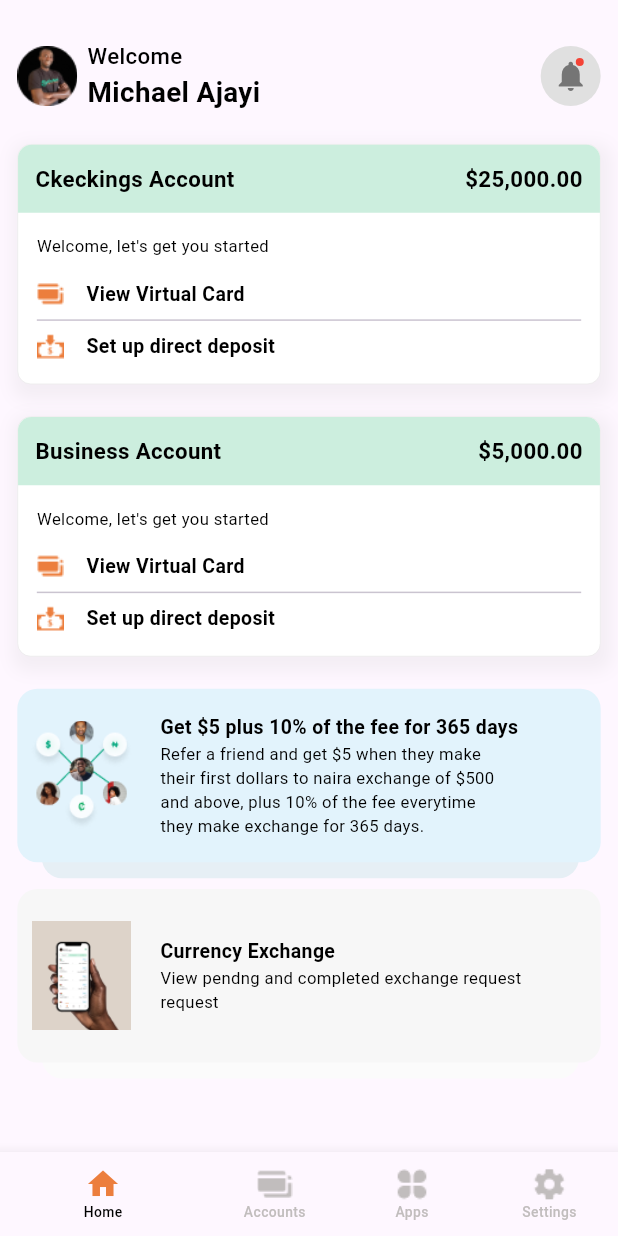
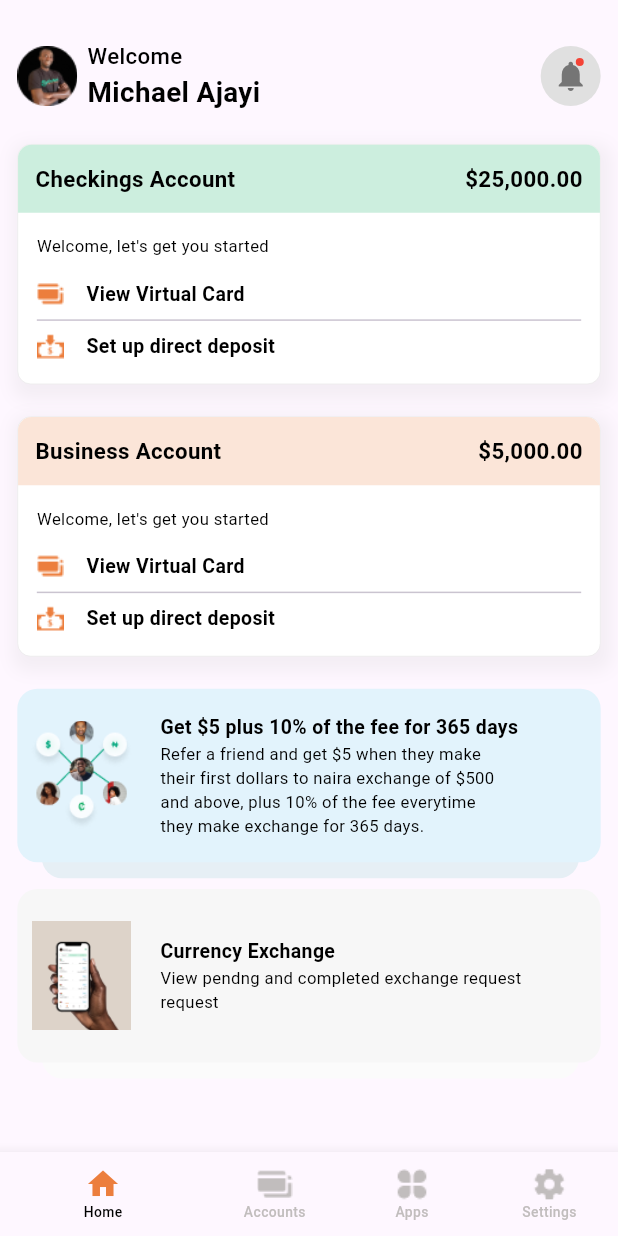
Before and after one commit to Lekki369/traderx, a Flutter app: the HomePage screen opened directly, on a phone screen of 412 x 824 dp. Run offline on Flutter 3.47's test engine with Material 2 defaults, Android fonts, the phone set to English and light mode, and no system bars; our stand-ins replace country_code_picker, flutter_screenutil, get.

```diff
--- a/lib/controller/global.dart
+++ b/lib/controller/global.dart
@@ -16,6 +16,7 @@ class Global {
   static Color lightgrey = const Color.fromRGBO(247, 247, 247, 1);
   static Color lightgrey2 = const Color.fromRGBO(251, 251, 251, 1);
   static Color orange = const Color.fromRGBO(236, 126, 61, 1);
+  static Color orange2 = const Color.fromRGBO(251, 229, 216, 1);
   static Color lightgrey3 = const Color.fromRGBO(193, 189, 189, 1);
 
   static TextStyle textStyle({
--- a/lib/home_page/view/homepage.dart
+++ b/lib/home_page/view/homepage.dart
@@ -103,11 +103,11 @@ class HomePage extends StatelessWidget {
                 SizedBox(height: 24.h),
                 accounts(
                     color: Global.lightgreen,
-                    accountName: 'Ckeckings',
+                    accountName: 'Checkings',
                     money: '\$25,000.00'),
                 SizedBox(height: 24.h),
                 accounts(
-                    color: Global.lightgreen,
+                    color: Global.orange2,
                     accountName: 'Business',
                     money: '\$5,000.00'),
                 SizedBox(height: 24.h),
```
